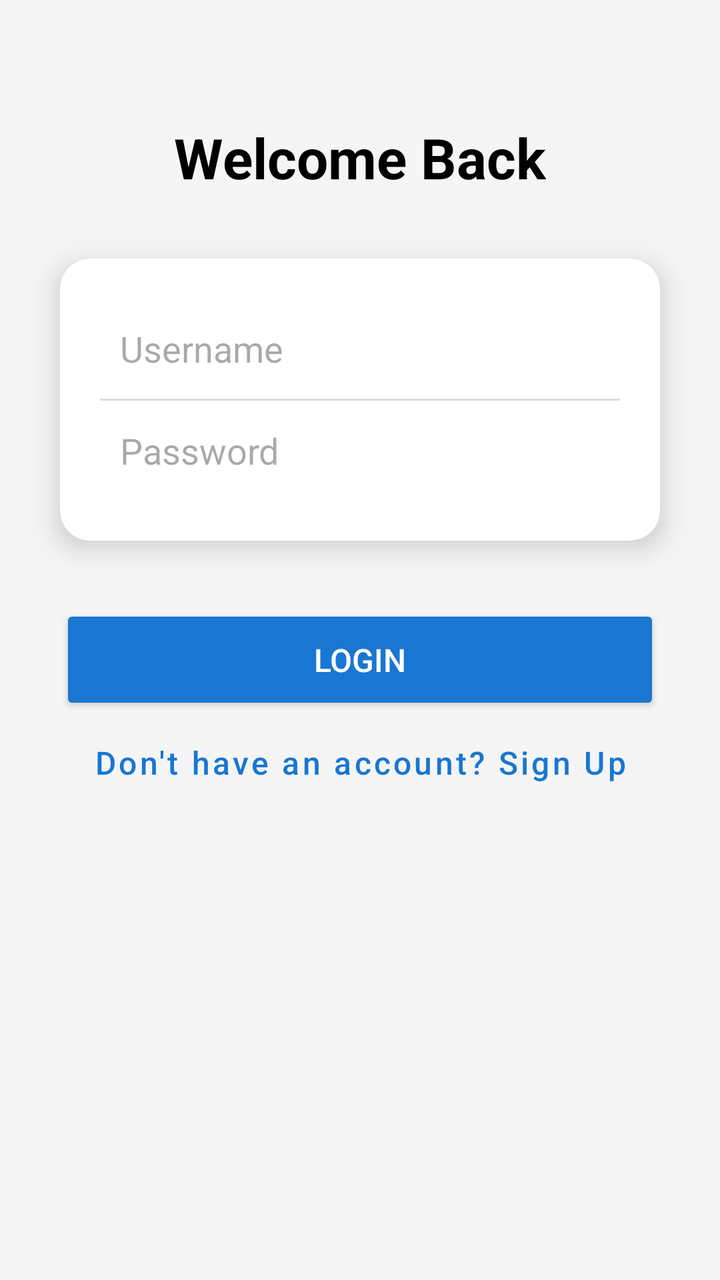
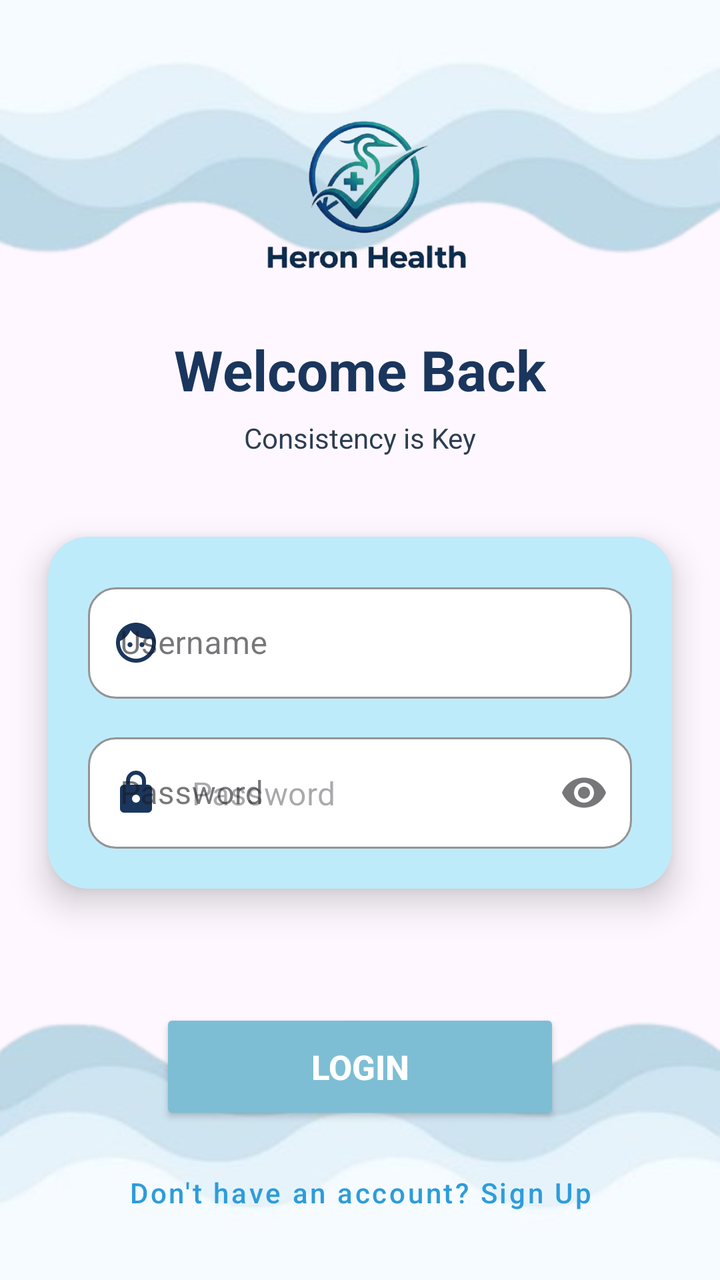

An Android layout rendered at two revisions. The XML below is the earlier revision; the diff shows what the commit changed to produce the second picture.
<!-- AndroidManifest.xml: application theme Theme.HeronHealth -->
<!-- res/layout/activity_login.xml -->
<?xml version="1.0" encoding="utf-8"?>
<androidx.constraintlayout.widget.ConstraintLayout
    xmlns:android="http://schemas.android.com/apk/res/android"
    xmlns:app="http://schemas.android.com/apk/res-auto"
    xmlns:tools="http://schemas.android.com/tools"
    android:id="@+id/main"
    android:layout_width="match_parent"
    android:layout_height="match_parent"
    android:background="#F5F5F5"
    tools:context=".LoginActivity">

    <TextView
        android:id="@+id/tvLogin"
        android:layout_width="wrap_content"
        android:layout_height="wrap_content"
        android:layout_marginTop="60dp"
        android:text="Welcome Back"
        android:textColor="@color/black"
        android:textSize="28sp"
        android:textStyle="bold"
        app:layout_constraintEnd_toEndOf="parent"
        app:layout_constraintStart_toStartOf="parent"
        app:layout_constraintTop_toTopOf="parent" />

    <androidx.cardview.widget.CardView
        android:id="@+id/cardLogin"
        android:layout_width="0dp"
        android:layout_height="wrap_content"
        android:layout_marginStart="30dp"
        android:layout_marginTop="32dp"
        android:layout_marginEnd="30dp"
        app:cardCornerRadius="15dp"
        app:cardElevation="8dp"
        app:layout_constraintEnd_toEndOf="parent"
        app:layout_constraintStart_toStartOf="parent"
        app:layout_constraintTop_toBottomOf="@+id/tvLogin">

        <LinearLayout
            android:layout_width="match_parent"
            android:layout_height="wrap_content"
            android:orientation="vertical"
            android:padding="20dp">

            <EditText
                android:id="@+id/etUsername"
                android:layout_width="match_parent"
                android:layout_height="50dp"
                android:background="@android:color/transparent"
                android:hint="Username"
                android:inputType="text"
                android:padding="10dp" />

            <View
                android:layout_width="match_parent"
                android:layout_height="1dp"
                android:background="#DDDDDD" />

            <EditText
                android:id="@+id/etPassword"
                android:layout_width="match_parent"
                android:layout_height="50dp"
                android:background="@android:color/transparent"
                android:hint="Password"
                android:inputType="textPassword"
                android:padding="10dp" />

        </LinearLayout>
    </androidx.cardview.widget.CardView>

    <Button
        android:id="@+id/btnLogin"
        android:layout_width="0dp"
        android:layout_height="55dp"
        android:layout_marginStart="30dp"
        android:layout_marginTop="32dp"
        android:layout_marginEnd="30dp"
        android:backgroundTint="#1976D2"
        android:text="Login"
        android:textColor="@color/white"
        android:textSize="16sp"
        app:cornerRadius="10dp"
        app:layout_constraintEnd_toEndOf="parent"
        app:layout_constraintStart_toStartOf="parent"
        app:layout_constraintTop_toBottomOf="@+id/cardLogin" />

    <Button
        android:id="@+id/btnSignUp"
        style="@style/Widget.MaterialComponents.Button.TextButton"
        android:layout_width="wrap_content"
        android:layout_height="wrap_content"
        android:text="Don't have an account? Sign Up"
        android:textAllCaps="false"
        android:textColor="#1976D2"
        android:textSize="16sp"
        app:layout_constraintEnd_toEndOf="parent"
        app:layout_constraintStart_toStartOf="parent"
        app:layout_constraintTop_toBottomOf="@+id/btnLogin"/>

</androidx.constraintlayout.widget.ConstraintLayout>
<!-- resources referenced by this layout -->
<resources>
  <color name="black">#FF000000</color>
  <color name="white">#FFFFFFFF</color>
  <style name="Theme.HeronHealth" parent="Base.Theme.HeronHealth" />
  <style name="Base.Theme.HeronHealth" parent="Theme.Material3.DayNight.NoActionBar">
          
          
      </style>
</resources>

<!-- the commit's change to res/layout/activity_login.xml (unified diff, before → after) -->
@@ -6,34 +6,59 @@
     android:id="@+id/main"
     android:layout_width="match_parent"
     android:layout_height="match_parent"
-    android:background="#F5F5F5"
+    android:background="@drawable/bg4"
     tools:context=".LoginActivity">
+
+    <ImageView
+        android:id="@+id/imgLogo"
+        android:layout_width="110dp"
+        android:layout_height="110dp"
+        android:layout_marginTop="40dp"
+        android:src="@drawable/logo"
+        android:contentDescription="Logo"
+        android:scaleType="centerCrop"
+        app:layout_constraintTop_toTopOf="parent"
+        app:layout_constraintStart_toStartOf="parent"
+        app:layout_constraintEnd_toEndOf="parent"/>
 
     <TextView
         android:id="@+id/tvLogin"
         android:layout_width="wrap_content"
         android:layout_height="wrap_content"
-        android:layout_marginTop="60dp"
         android:text="Welcome Back"
-        android:textColor="@color/black"
         android:textSize="28sp"
         android:textStyle="bold"
-        app:layout_constraintEnd_toEndOf="parent"
+        android:textColor="#1A365D"
+        android:layout_marginTop="16dp"
+        app:layout_constraintTop_toBottomOf="@id/imgLogo"
         app:layout_constraintStart_toStartOf="parent"
-        app:layout_constraintTop_toTopOf="parent" />
+        app:layout_constraintEnd_toEndOf="parent"/>
+
+    <TextView
+        android:id="@+id/tvSubtitle"
+        android:layout_width="wrap_content"
+        android:layout_height="wrap_content"
+        android:text="Consistency is Key"
+        android:textSize="14sp"
+        android:textColor="#2C3E50"
+        android:layout_marginTop="6dp"
+        app:layout_constraintTop_toBottomOf="@id/tvLogin"
+        app:layout_constraintStart_toStartOf="parent"
+        app:layout_constraintEnd_toEndOf="parent"/>
 
     <androidx.cardview.widget.CardView
         android:id="@+id/cardLogin"
         android:layout_width="0dp"
         android:layout_height="wrap_content"
-        android:layout_marginStart="30dp"
-        android:layout_marginTop="32dp"
-        android:layout_marginEnd="30dp"
-        app:cardCornerRadius="15dp"
-        app:cardElevation="8dp"
-        app:layout_constraintEnd_toEndOf="parent"
+        android:layout_marginStart="24dp"
+        android:layout_marginEnd="24dp"
+        android:layout_marginTop="40dp"
+        app:cardCornerRadius="20dp"
+        app:cardElevation="10dp"
+        app:cardBackgroundColor="#beebfa"
+        app:layout_constraintTop_toBottomOf="@id/tvSubtitle"
         app:layout_constraintStart_toStartOf="parent"
-        app:layout_constraintTop_toBottomOf="@+id/tvLogin">
+        app:layout_constraintEnd_toEndOf="parent">
 
         <LinearLayout
             android:layout_width="match_parent"
@@ -41,47 +66,75 @@
             android:orientation="vertical"
             android:padding="20dp">
 
-            <EditText
-                android:id="@+id/etUsername"
+            <com.google.android.material.textfield.TextInputLayout
+                style="@style/Widget.MaterialComponents.TextInputLayout.OutlinedBox"
                 android:layout_width="match_parent"
-                android:layout_height="50dp"
-                android:background="@android:color/transparent"
-                android:hint="Username"
-                android:inputType="text"
-                android:padding="10dp" />
+                android:layout_height="wrap_content"
+                app:boxBackgroundColor="#FFFFFF"
+                app:boxCornerRadiusTopStart="14dp"
+                app:boxCornerRadiusTopEnd="14dp"
+                app:boxCornerRadiusBottomStart="14dp"
+                app:boxCornerRadiusBottomEnd="14dp"
+                app:boxStrokeColor="#2D9CDB"
+                app:startIconDrawable="@drawable/ic_face"
+                app:startIconTint="#1A365D">
 
-            <View
+                <com.google.android.material.textfield.TextInputEditText
+                    android:id="@+id/etUsername"
+                    android:layout_width="match_parent"
+                    android:layout_height="wrap_content"
+                    android:hint="Username"
+                    android:textColor="#2C3E50"
+                    android:inputType="text"
+                    android:paddingStart="40dp"/>
+            </com.google.android.material.textfield.TextInputLayout>
+
+            <com.google.android.material.textfield.TextInputLayout
+                style="@style/Widget.MaterialComponents.TextInputLayout.OutlinedBox"
                 android:layout_width="match_parent"
-                android:layout_height="1dp"
-                android:background="#DDDDDD" />
+                android:layout_height="wrap_content"
+                android:layout_marginTop="14dp"
+                android:hint="Password"
+                app:endIconMode="password_toggle"
+                app:boxBackgroundColor="#FFFFFF"
+                app:boxCornerRadiusTopStart="14dp"
+                app:boxCornerRadiusTopEnd="14dp"
+                app:boxCornerRadiusBottomStart="14dp"
+                app:boxCornerRadiusBottomEnd="14dp"
+                app:boxStrokeColor="#2D9CDB"
+                app:startIconDrawable="@drawable/ic_lock"
+                app:startIconTint="#1A365D">
 
-            <EditText
-                android:id="@+id/etPassword"
-                android:layout_width="match_parent"
-                android:layout_height="50dp"
-                android:background="@android:color/transparent"
-                android:hint="Password"
-                android:inputType="textPassword"
-                android:padding="10dp" />
+                <com.google.android.material.textfield.TextInputEditText
+                    android:id="@+id/etPassword"
+                    android:layout_width="match_parent"
+                    android:layout_height="wrap_content"
+                    android:hint="Password"
+                    android:textColor="#2C3E50"
+                    android:inputType="textPassword"
+                    android:paddingStart="40dp"/>
+            </com.google.android.material.textfield.TextInputLayout>
 
         </LinearLayout>
+
     </androidx.cardview.widget.CardView>
 
     <Button
         android:id="@+id/btnLogin"
         android:layout_width="0dp"
-        android:layout_height="55dp"
-        android:layout_marginStart="30dp"
-        android:layout_marginTop="32dp"
-        android:layout_marginEnd="30dp"
-        android:backgroundTint="#1976D2"
-        android:text="Login"
-        android:textColor="@color/white"
-        android:textSize="16sp"
-        app:cornerRadius="10dp"
-        app:layout_constraintEnd_toEndOf="parent"
+        android:layout_height="58dp"
+        android:layout_marginStart="80dp"
+        android:layout_marginEnd="80dp"
+        android:layout_marginTop="60dp"
+        android:text="LOGIN"
+        android:textColor="#FFFFFF"
+        android:textStyle="bold"
+        android:textSize="17sp"
+        android:backgroundTint="#7dbed4"
+        app:cornerRadius="20dp"
+        app:layout_constraintTop_toBottomOf="@id/cardLogin"
         app:layout_constraintStart_toStartOf="parent"
-        app:layout_constraintTop_toBottomOf="@+id/cardLogin" />
+        app:layout_constraintEnd_toEndOf="parent"/>
 
     <Button
         android:id="@+id/btnSignUp"
@@ -90,10 +143,10 @@
         android:layout_height="wrap_content"
         android:text="Don't have an account? Sign Up"
         android:textAllCaps="false"
-        android:textColor="#1976D2"
-        android:textSize="16sp"
-        app:layout_constraintEnd_toEndOf="parent"
+        android:textColor="#2D9CDB"
+        android:layout_marginTop="10dp"
+        app:layout_constraintTop_toBottomOf="@id/btnLogin"
         app:layout_constraintStart_toStartOf="parent"
-        app:layout_constraintTop_toBottomOf="@+id/btnLogin"/>
+        app:layout_constraintEnd_toEndOf="parent"/>
 
 </androidx.constraintlayout.widget.ConstraintLayout>
<!-- resource entries referenced after the edit -->
@@ -1,7 +1,24 @@
 <!-- resources referenced by this layout -->
 <resources>
-  <color name="black">#FF000000</color>
-  <color name="white">#FFFFFFFF</color>
+  <!-- drawable bg4: png bitmap (drawable, 73502 bytes) -->
+  <!-- drawable ic_face (drawable) -->
+  <vector xmlns:android="http://schemas.android.com/apk/res/android" android:height="24dp" android:tint="#20C8DC" android:viewportHeight="24" android:viewportWidth="24" android:width="24dp">
+        
+      <path android:fillColor="@android:color/white" android:pathData="M9,11.75c-0.69,0 -1.25,0.56 -1.25,1.25s0.56,1.25 1.25,1.25 1.25,-0.56 1.25,-1.25 -0.56,-1.25 -1.25,-1.25zM15,11.75c-0.69,0 -1.25,0.56 -1.25,1.25s0.56,1.25 1.25,1.25 1.25,-0.56 1.25,-1.25 -0.56,-1.25 -1.25,-1.25zM12,2C6.48,2 2,6.48 2,12s4.48,10 10,10 10,-4.48 10,-10S17.52,2 12,2zM12,20c-4.41,0 -8,-3.59 -8,-8 0,-0.29 0.02,-0.58 0.05,-0.86 2.36,-1.05 4.23,-2.98 5.21,-5.37C11.07,8.33 14.05,10 17.42,10c0.78,0 1.53,-0.09 2.25,-0.26 0.21,0.71 0.33,1.47 0.33,2.26 0,4.41 -3.59,8 -8,8z"/>
+      
+  </vector>
+  <!-- drawable ic_lock (drawable) -->
+  <vector xmlns:android="http://schemas.android.com/apk/res/android"
+      android:width="24dp"
+      android:height="24dp"
+      android:viewportWidth="24"
+      android:viewportHeight="24">
+  
+      <path
+          android:fillColor="#1A365D"
+          android:pathData="M12,17A2,2 0,0 1,10 15A2,2 0,0 1,12 13A2,2 0,0 1,14 15A2,2 0,0 1,12 17M18,8H17V6A5,5 0,0 0,7 6V8H6A2,2 0,0 0,4 10V20A2,2 0,0 0,6 22H18A2,2 0,0 0,20 20V10A2,2 0,0 0,18 8M9,6A3,3 0,0 1,15 6V8H9V6Z"/>
+  </vector>
+  <!-- drawable logo: png bitmap (drawable, 84184 bytes) -->
   <style name="Theme.HeronHealth" parent="Base.Theme.HeronHealth" />
   <style name="Base.Theme.HeronHealth" parent="Theme.Material3.DayNight.NoActionBar">
           
